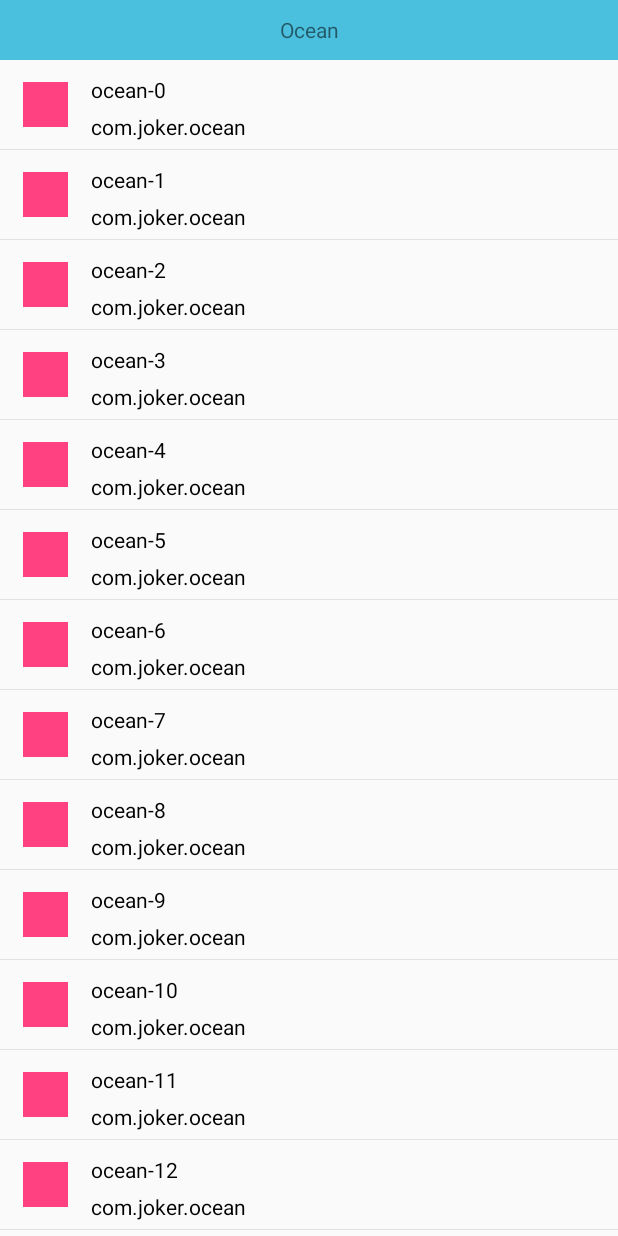
After one commit to duominike/ocean, an Android app: the TestDataBindingActivity screen opened directly, with no data from a screen before it, on a phone screen of 412 x 824 dp. The commit adds this screen. Run offline under Robolectric (Android 15) with nearby library versions, the phone set to English and light mode, and no system bars; our stand-ins replace RxJava, data binding; 1 statement that could not run was skipped.

Commit message:
add databinding

```diff
--- a/app/build.gradle
+++ b/app/build.gradle
@@ -10,7 +10,7 @@ android {
         targetSdkVersion 24
         versionCode 1
         versionName "1.0"
-        multiDexEnabled true;
+        multiDexEnabled true
         jackOptions {
             enabled true
         }
@@ -33,6 +33,9 @@ android {
         targetCompatibility 1.8
         sourceCompatibility 1.8
     }
+    dataBinding{
+        enabled = true
+    }
 }
 
 dependencies {
--- a/app/src/main/AndroidManifest.xml
+++ b/app/src/main/AndroidManifest.xml
@@ -45,6 +45,12 @@
         <activity android:name=".testview.TestVerticalSeekbarActiivty">
 
         </activity>
+        <activity android:name=".testview.TestDataBindingActivity">
+
+        </activity>
+        <activity android:name=".testview.TestSmartRefreshActivity">
+
+        </activity>
         <activity android:name=".testview.TempActivity">
 
         </activity>
--- /dev/null
+++ b/app/src/main/java/com/joker/ocean/adapter/OceanDataBindingAdapter.java
@@ -0,0 +1,123 @@
+package com.joker.ocean.adapter;
+
+import android.app.Activity;
+import android.databinding.DataBindingUtil;
+import android.databinding.ObservableArrayList;
+import android.support.v7.widget.RecyclerView;
+import android.view.LayoutInflater;
+import android.view.ViewGroup;
+
+import com.joker.ocean.R;
+import com.joker.ocean.databinding.ItemApkDetailBinding;
+import com.joker.ocean.testview.testmodel.App;
+
+/**
+ * Created by joker on 2018/3/29.
+ */
+
+public class OceanDataBindingAdapter extends RecyclerView.Adapter<OceanDataBindingViewHolder> {
+    private Activity mactivity;
+    private ObservableArrayList<App> items = new ObservableArrayList<>();
+    private ListChangedCallback itemsChangeCallback;
+
+    public OceanDataBindingAdapter(Activity activity) {
+        this.mactivity = activity;
+        this.itemsChangeCallback = new ListChangedCallback();
+    }
+
+    public ObservableArrayList<App> getItems() {
+        return items;
+    }
+
+    @Override
+    public void onAttachedToRecyclerView(RecyclerView recyclerView) {
+        super.onAttachedToRecyclerView(recyclerView);
+        this.items.addOnListChangedCallback(itemsChangeCallback);
+    }
+
+    @Override
+    public void onDetachedFromRecyclerView(RecyclerView recyclerView) {
+        super.onDetachedFromRecyclerView(recyclerView);
+        this.items.removeOnListChangedCallback(itemsChangeCallback);
+    }
+
+    //region 处理数据集变化
+    protected void onChanged(ObservableArrayList<App> newItems) {
+        resetItems(newItems);
+        notifyDataSetChanged();
+    }
+
+
+    protected void onItemRangeChanged(ObservableArrayList<App> newItems, int positionStart, int itemCount) {
+        resetItems(newItems);
+        notifyItemRangeChanged(positionStart, itemCount);
+    }
+
+    protected void onItemRangeInserted(ObservableArrayList<App> newItems, int positionStart, int itemCount) {
+        resetItems(newItems);
+        notifyItemRangeInserted(positionStart, itemCount);
+    }
+
+    protected void onItemRangeMoved(ObservableArrayList<App> newItems) {
+        resetItems(newItems);
+        notifyDataSetChanged();
+    }
+
+    protected void onItemRangeRemoved(ObservableArrayList<App> newItems, int positionStart, int itemCount) {
+        resetItems(newItems);
+        notifyItemRangeRemoved(positionStart, itemCount);
+    }
+
+    protected void resetItems(ObservableArrayList<App> newItems) {
+        this.items = newItems;
+    }
+
+
+    @Override
+    public OceanDataBindingViewHolder onCreateViewHolder(ViewGroup parent, int viewType) {
+        ItemApkDetailBinding binding = DataBindingUtil.inflate(LayoutInflater.from(mactivity),
+                R.layout.item_apk_detail, parent, false);
+        return new OceanDataBindingViewHolder(binding);
+    }
+
+    @Override
+    public void onBindViewHolder(OceanDataBindingViewHolder holder, int position) {
+        holder.getBinding().setApp(items.get(position));
+        holder.getBinding().executePendingBindings();
+    }
+
+    @Override
+    public int getItemCount() {
+        return items.size();
+    }
+
+
+    class ListChangedCallback extends ObservableArrayList.OnListChangedCallback<ObservableArrayList<App>> {
+        @Override
+        public void onChanged(ObservableArrayList<App> newItems) {
+            OceanDataBindingAdapter.this.onChanged(newItems);
+        }
+
+        @Override
+        public void onItemRangeChanged(ObservableArrayList<App> newItems, int i, int i1) {
+            OceanDataBindingAdapter.this.onItemRangeChanged(newItems, i, i1);
+        }
+
+        @Override
+        public void onItemRangeInserted(ObservableArrayList<App> newItems, int i, int i1) {
+            OceanDataBindingAdapter.this.onItemRangeInserted(newItems, i, i1);
+        }
+
+        @Override
+        public void onItemRangeMoved(ObservableArrayList<App> newItems, int i, int i1, int i2) {
+            OceanDataBindingAdapter.this.onItemRangeMoved(newItems);
+        }
+
+        @Override
+        public void onItemRangeRemoved(ObservableArrayList<App> sender, int positionStart, int itemCount) {
+            OceanDataBindingAdapter.this.onItemRangeRemoved(sender, positionStart, itemCount);
+        }
+    }
+
+
+}
--- /dev/null
+++ b/app/src/main/java/com/joker/ocean/adapter/OceanDataBindingViewHolder.java
@@ -0,0 +1,22 @@
+package com.joker.ocean.adapter;
+
+import android.support.v7.widget.RecyclerView;
+import android.view.View;
+
+import com.joker.ocean.databinding.ItemApkDetailBinding;
+
+/**
+ * Created by joker on 2018/3/29.
+ */
+
+public class OceanDataBindingViewHolder extends RecyclerView.ViewHolder{
+    private ItemApkDetailBinding mbinding;
+    public OceanDataBindingViewHolder(ItemApkDetailBinding binding) {
+        super(binding.getRoot());
+        this.mbinding = binding;
+    }
+
+    public ItemApkDetailBinding getBinding(){
+        return this.mbinding;
+    }
+}
--- /dev/null
+++ b/app/src/main/java/com/joker/ocean/testview/TestDataBindingActivity.java
@@ -0,0 +1,65 @@
+package com.joker.ocean.testview;
+
+import android.databinding.DataBindingUtil;
+
+import android.os.Bundle;
+import android.support.annotation.Nullable;
+import android.support.v7.widget.LinearLayoutManager;
+import android.support.v7.widget.RecyclerView;
+
+import com.joker.ocean.R;
+import com.joker.ocean.adapter.OceanDataBindingAdapter;
+import com.joker.ocean.databinding.ActivityDataBindingBinding;
+import com.joker.ocean.testview.testmodel.App;
+import com.joker.ocean.testview.testmodel.OceanHandlers;
+import com.joker.pacific.component.BaseFragmentActivity;
+
+import java.util.ArrayList;
+import java.util.List;
+import java.util.concurrent.TimeUnit;
+
+import io.reactivex.Observable;
+import io.reactivex.Scheduler;
+import io.reactivex.functions.Consumer;
+
+/**
+ * Created by joker on 2018/3/29.
+ */
+
+public class TestDataBindingActivity extends BaseFragmentActivity{
+    private App app = new App("Ocean");
+    private ActivityDataBindingBinding mbinding;
+    private static int index = 0;
+    private RecyclerView mRecycleView;
+    private OceanDataBindingAdapter madapter;
+    @Override
+    protected void onCreate(@Nullable Bundle savedInstanceState) {
+        super.onCreate(savedInstanceState);
+        mbinding = DataBindingUtil.setContentView(this, R.layout.activity_data_binding);
+        mbinding.setApp(app);
+        mbinding.setHandlers(new OceanHandlers());
+        mRecycleView = (RecyclerView)findViewById(R.id.recycleView);
+        mRecycleView.setLayoutManager(new LinearLayoutManager(this));
+        madapter = new OceanDataBindingAdapter(this);
+        mRecycleView.setAdapter(madapter);
+    }
+
+    @Override
+    protected void onResume() {
+        super.onResume();
+        Observable.range(0, 50)
+                .subscribe(new Consumer<Integer>() {
+                    @Override
+                    public void accept(Integer integer) throws Exception {
+                        madapter.getItems().add(new App("ocean-" + integer));
+                    }
+                });
+//        Observable.interval(300, TimeUnit.MILLISECONDS)
+//                .subscribe(new Consumer<Long>() {
+//                    @Override
+//                    public void accept(Long aLong) throws Exception {
+//                        app.setName("ocean"+ (index++));
+//                    }
+//                });
+    }
+}
--- /dev/null
+++ b/app/src/main/java/com/joker/ocean/testview/testmodel/App.java
@@ -0,0 +1,39 @@
+package com.joker.ocean.testview.testmodel;
+
+import android.databinding.BaseObservable;
+import android.databinding.Bindable;
+
+import com.joker.ocean.BR;
+
+/**
+ * Created by joker on 2018/3/29.
+ */
+
+public class App extends BaseObservable {
+    public String name = "";
+    public String packagename = "com.joker.ocean";
+
+    public App(String name) {
+        this.name = name;
+    }
+
+    @Bindable
+    public String getName() {
+        return name;
+    }
+
+    public void setName(String name) {
+        this.name = name;
+        notifyPropertyChanged(BR.name);
+    }
+
+    @Bindable
+    public String getPackagename() {
+        return packagename;
+    }
+
+    public void setPackagename(String packagename) {
+        this.packagename = packagename;
+        notifyPropertyChanged(BR.name);
+    }
+}
--- /dev/null
+++ b/app/src/main/java/com/joker/ocean/testview/testmodel/OceanHandlers.java
@@ -0,0 +1,16 @@
+package com.joker.ocean.testview.testmodel;
+
+import android.util.Log;
+import android.view.View;
+import android.widget.Toast;
+
+/**
+ * Created by joker on 2018/3/29.
+ */
+
+public class OceanHandlers {
+    public void onClickTitle(View view){
+        Log.i("OceanHandlers", "onClickTitle");
+        Toast.makeText(view.getContext(), "click title", Toast.LENGTH_SHORT).show();
+    }
+}
--- /dev/null
+++ b/app/src/main/res/layout/activity_data_binding.xml
@@ -0,0 +1,40 @@
+<?xml version="1.0" encoding="utf-8"?>
+<layout xmlns:android="http://schemas.android.com/apk/res/android"
+   >
+
+    <data>
+        <import type="java.util.List"/>
+        <variable
+            name="app"
+            type="com.joker.ocean.testview.testmodel.App" />
+        <variable
+            name="handlers"
+            type="com.joker.ocean.testview.testmodel.OceanHandlers" />
+
+    </data>
+
+    <LinearLayout
+        android:layout_width="match_parent"
+        android:layout_height="match_parent"
+        android:orientation="vertical">
+
+        <TextView
+            android:id="@+id/tv_title"
+            android:layout_width="match_parent"
+            android:layout_height="40dp"
+            android:layout_gravity="center_horizontal"
+            android:background="@color/blue_edge"
+            android:gravity="center"
+            android:onClick="@{handlers::onClickTitle}"
+            android:text="@{app.name}" />
+        <!--/>-->
+
+        <android.support.v7.widget.RecyclerView
+            xmlns:app="http://schemas.android.com/apk/res-auto"
+            android:id="@id/recycleView"
+            android:layout_width="match_parent"
+            android:layout_height="wrap_content">
+
+        </android.support.v7.widget.RecyclerView>
+    </LinearLayout>
+</layout>
--- a/app/src/main/res/layout/item_apk_detail.xml
+++ b/app/src/main/res/layout/item_apk_detail.xml
@@ -1,44 +1,54 @@
 <?xml version="1.0" encoding="utf-8"?>
+<layout>
+    <data>
+        <variable
+            name="app"
+            type="com.joker.ocean.testview.testmodel.App"></variable>
+    </data>
     <RelativeLayout xmlns:android="http://schemas.android.com/apk/res/android"
         xmlns:fresco="http://schemas.android.com/apk/res-auto"
-              android:orientation="vertical"
         android:layout_width="match_parent"
         android:layout_height="60dp"
-    android:minHeight="60dp">
+        android:minHeight="60dp"
+        android:orientation="vertical">
+
         <ImageView
-        android:id= "@id/ocean_icon"
+            android:id="@id/ocean_icon"
             android:layout_width="30dp"
             android:layout_height="30dp"
             android:layout_alignParentLeft="true"
             android:layout_centerVertical="true"
-        android:src="@color/colorAccent"
-        android:layout_marginLeft="15dp" />
+            android:layout_marginLeft="15dp"
+            android:src="@color/colorAccent" />
+
         <TextView
-        android:id= "@id/tv_app_name"
+            android:id="@id/tv_app_name"
             android:layout_width="wrap_content"
             android:layout_height="wrap_content"
+            android:layout_alignParentTop="true"
+            android:layout_marginLeft="15dp"
+            android:layout_marginTop="10dp"
             android:layout_toRightOf="@id/ocean_icon"
-        android:layout_alignParentTop="true"
-        android:layout_marginTop="10dp"
-        android:layout_marginLeft="15dp"
-        android:textSize="14sp"
-        android:text="test wechart"
-        android:textColor="@color/black"/>
+            android:text="@{app.name}"
+            android:textColor="@color/black"
+            android:textSize="14sp" />
 
         <TextView
-        android:id= "@id/tv_app_pkg_name"
+            android:id="@id/tv_app_pkg_name"
             android:layout_width="wrap_content"
             android:layout_height="wrap_content"
+            android:layout_below="@+id/tv_app_name"
+            android:layout_marginLeft="15dp"
+            android:layout_marginTop="5dp"
             android:layout_toRightOf="@id/ocean_icon"
-        android:layout_marginLeft="15dp"
-        android:layout_below="@+id/tv_app_name"
-        android:layout_marginTop="5dp"
-        android:text="com.joker.ocean"
-        android:textSize="14sp"
-        android:textColor="@color/black"/>
+            android:text="@{app.packagename}"
+            android:textColor="@color/black"
+            android:textSize="14sp" />
+
         <View
             android:layout_width="match_parent"
             android:layout_height="0.5dp"
             android:layout_alignParentBottom="true"
-        android:background="@color/gray_e2e2e2"/>
+            android:background="@color/gray_e2e2e2" />
     </RelativeLayout>
+</layout>
--- a/pacific/build.gradle
+++ b/pacific/build.gradle
@@ -19,11 +19,15 @@ android {
             proguardFiles getDefaultProguardFile('proguard-android.txt'), 'proguard-rules.pro'
         }
     }
+    dataBinding{
+        enabled = true
+    }
 }
 
 dependencies {
     compile fileTree(dir: 'libs', include: ['*.jar'])
     compile 'com.android.support:appcompat-v7:25.0.1'
+    compile 'com.android.support:design:25.0.0'
     compile 'com.google.code.gson:gson:2.4'
     compile 'com.squareup.okhttp3:okhttp:3.9.0'
     compile 'com.orhanobut:logger:2.1.1'
```
Also changed, not shown: app/src/main/java/com/joker/ocean/MainActivity.java (+5 -12 lines), app/src/main/java/com/joker/ocean/testview/TestSmartRefreshActivity.java (added, +31 -0 lines), app/src/main/res/layout/activity_main.xml (+11 -37 lines), app/src/main/res/layout/activity_smart_refresh.xml (added, +42 -0 lines), pacific/src/main/java/com/joker/pacific/base/BaseBindViewHolder.java (added, +14 -0 lines), pacific/src/main/java/com/joker/pacific/base/DataBindingAdapter.java (added, +125 -0 lines). Lines whose indentation alone changed are shown as unchanged.
